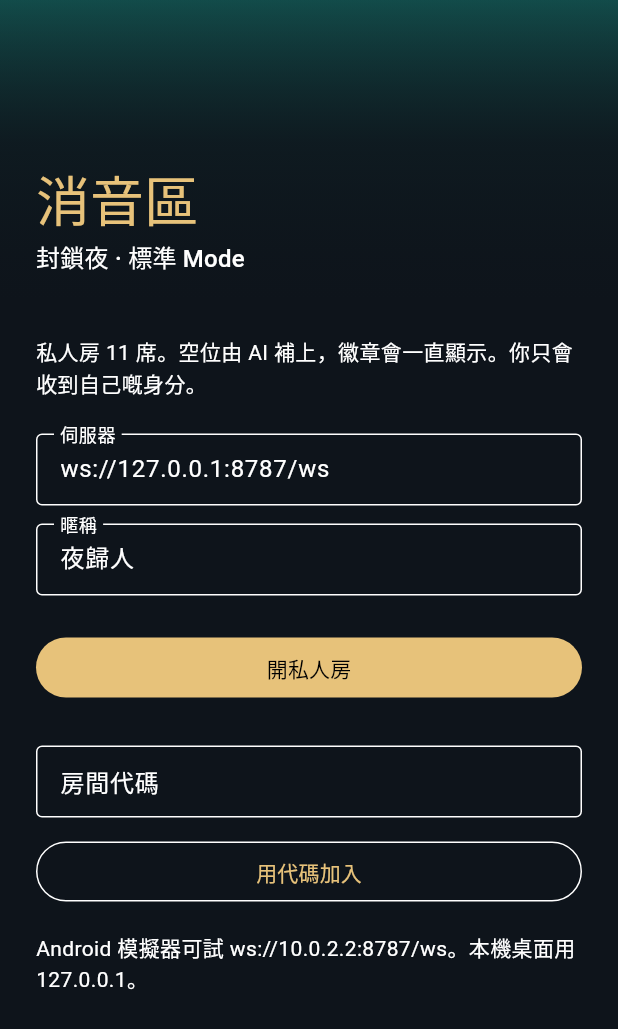
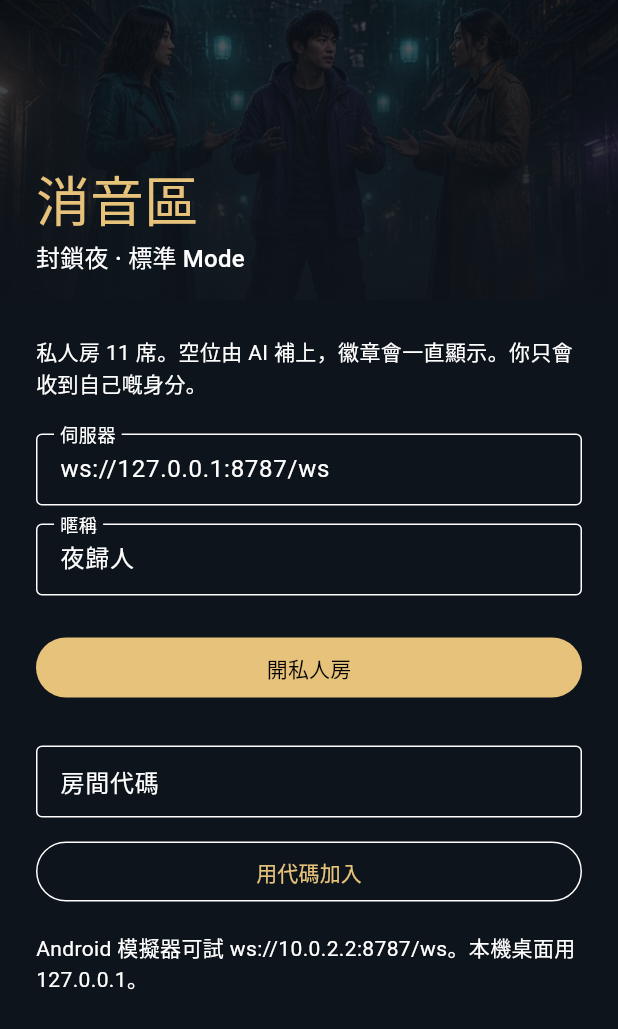
Before and after one commit to martinleesk/quiet-zone, a Flutter app: the screen it shows after launch, on a phone screen of 412 x 824 dp. Shown: the top 1029 px of the screen. Run offline on Flutter 3.47's test engine with Material 3 defaults, Android fonts, the phone set to English and light mode, and no system bars.

Commit message:
Show the stylized 3D role busts and phase scenes.
Every standard RoleId maps to a bust. Civilian defaults to the woman and uses the man when the seat code sums odd. Day and night scenes sit under the existing dark scrim.

Co-authored-by: martinleesk <martinleesk@users.noreply.github.com>

```diff
--- a/apps/mobile/lib/src/art.dart
+++ b/apps/mobile/lib/src/art.dart
@@ -2,35 +2,58 @@ import "package:flutter/material.dart";
 
 import "protocol.dart";
 
-/// Original art slots for the Flutter client.
-///
-/// The 2D painterly pack is not shipped. Drop stylized 3D renders (women and
-/// men) on the paths below, register them in pubspec.yaml, then set [installed].
+/// Stylized 3D busts and phase scenes. Gender lock is documented in ART.md.
 class ArtCatalog {
   const ArtCatalog._();
 
-  /// Flip together with the pubspec `assets:` block. See ART.md.
-  static final bool installed = false;
+  /// Off only if the pubspec asset list is removed with the files.
+  static final bool installed = true;
 
   static const warrant = "assets/art/roles/warrant.jpg";
   static const silencer = "assets/art/roles/silencer.jpg";
+  static const tip = "assets/art/roles/tip.jpg";
+  static const cover = "assets/art/roles/cover.jpg";
+  static const decoy = "assets/art/roles/decoy.jpg";
+  static const sweep = "assets/art/roles/sweep.jpg";
+  static const echo = "assets/art/roles/echo.jpg";
+  static const link = "assets/art/roles/link.jpg";
+  static const plant = "assets/art/roles/plant.jpg";
+  static const civilianF = "assets/art/roles/civilian_f.jpg";
+  static const civilianM = "assets/art/roles/civilian_m.jpg";
   static const dayTalk = "assets/art/scenes/day_talk.jpg";
   static const night = "assets/art/scenes/night.jpg";
   static const styleBoard = "assets/art/ref/style-board.jpg";
 
-  /// Every reserved file. The style board is reference only and is not drawn.
+  /// In-game files plus the reference board, which is not drawn.
   static const reservedFiles = <String>[
     warrant,
     silencer,
+    tip,
+    cover,
+    decoy,
+    sweep,
+    echo,
+    link,
+    plant,
+    civilianF,
+    civilianM,
     dayTalk,
     night,
     styleBoard,
   ];
 
-  /// RoleId → bust. Only 孤證客 and 消音手 have a slot in this pack.
+  /// RoleId → default bust. Civilian maps to the woman; [bustFor] may swap in the man.
   static const roleBusts = <String, String>{
     "warrant": warrant,
     "silencer": silencer,
+    "tip": tip,
+    "cover": cover,
+    "decoy": decoy,
+    "sweep": sweep,
+    "echo": echo,
+    "link": link,
+    "plant": plant,
+    "civilian": civilianF,
   };
 
   static const lighthouse = Color(0xFF3ECFBF);
@@ -45,9 +68,26 @@ class ArtCatalog {
   static const nightTone = SceneTone(glow: nightGlow, scenic: true);
   static const plainTone = SceneTone(glow: Color(0xFF17202A), scenic: false);
 
-  static String? bustFor(String roleId) {
+  static String? bustFor(String roleId, {String? seatId}) {
     if (!installed) return null;
+    if (roleId == "civilian") return _civilianUsesMale(seatId) ? civilianM : civilianF;
     return roleBusts[roleId];
+  }
+
+  /// Odd seat-code sum picks the male civilian. No seat stays on the woman.
+  static bool _civilianUsesMale(String? seatId) {
+    if (seatId == null || seatId.isEmpty) return false;
+    var sum = 0;
+    for (final unit in seatId.codeUnits) {
+      sum += unit;
+    }
+    return sum.isOdd;
+  }
+
+  static Alignment bustAlignment(String asset) {
+    if (asset == civilianF) return const Alignment(-0.72, -0.15);
+    if (asset == civilianM) return const Alignment(0.55, -0.1);
+    return Alignment.topCenter;
   }
 
   /// File reserved for this phase, even while the pack is not installed.
@@ -145,7 +185,7 @@ class SceneBackdrop extends StatelessWidget {
             Image(
               image: AssetImage(asset),
               fit: BoxFit.cover,
-              alignment: Alignment.topCenter,
+              alignment: Alignment.center,
               errorBuilder: (context, error, stackTrace) => const SizedBox.shrink(),
             ),
           DecoratedBox(
@@ -175,15 +215,16 @@ class SceneBackdrop extends StatelessWidget {
   }
 }
 
-/// Bust for warrant / silencer once the pack is installed; faction circle otherwise.
+/// 3D bust for a known RoleId. Unknown ids keep the faction circle.
 class RolePortrait extends StatelessWidget {
-  const RolePortrait({super.key, required this.role});
+  const RolePortrait({super.key, required this.role, this.seatId});
 
   final PrivateRole role;
+  final String? seatId;
 
   @override
   Widget build(BuildContext context) {
-    final asset = ArtCatalog.bustFor(role.id);
+    final asset = ArtCatalog.bustFor(role.id, seatId: seatId);
     final placeholder = _PlaceholderPortrait(role: role);
     if (asset == null) return placeholder;
     return ClipRRect(
@@ -195,7 +236,7 @@ class RolePortrait extends StatelessWidget {
         child: Image(
           image: AssetImage(asset),
           fit: BoxFit.cover,
-          alignment: Alignment.topCenter,
+          alignment: ArtCatalog.bustAlignment(asset),
           errorBuilder: (context, error, stackTrace) => placeholder,
         ),
       ),
--- a/apps/mobile/lib/src/table_page.dart
+++ b/apps/mobile/lib/src/table_page.dart
@@ -536,7 +536,7 @@ class _RoleCard extends StatelessWidget {
         child: Row(
           crossAxisAlignment: CrossAxisAlignment.start,
           children: [
-            RolePortrait(role: role),
+            RolePortrait(role: role, seatId: mine.seatId),
             const SizedBox(width: 12),
             Expanded(
               child: Column(
```
Also changed, not shown: apps/mobile/pubspec.yaml (+3 -7 lines), apps/mobile/assets/art/ref/style-board.jpg (added), apps/mobile/assets/art/roles/civilian_f.jpg (added), apps/mobile/assets/art/roles/civilian_m.jpg (added), apps/mobile/assets/art/roles/cover.jpg (added), apps/mobile/assets/art/roles/decoy.jpg (added), apps/mobile/assets/art/roles/echo.jpg (added), apps/mobile/assets/art/roles/link.jpg (added), apps/mobile/assets/art/roles/plant.jpg (added), apps/mobile/assets/art/roles/silencer.jpg (added), apps/mobile/assets/art/roles/sweep.jpg (added), apps/mobile/assets/art/roles/tip.jpg (added), apps/mobile/assets/art/roles/warrant.jpg (added), apps/mobile/assets/art/scenes/day_talk.jpg (added), 1 more files, 3 other files.
